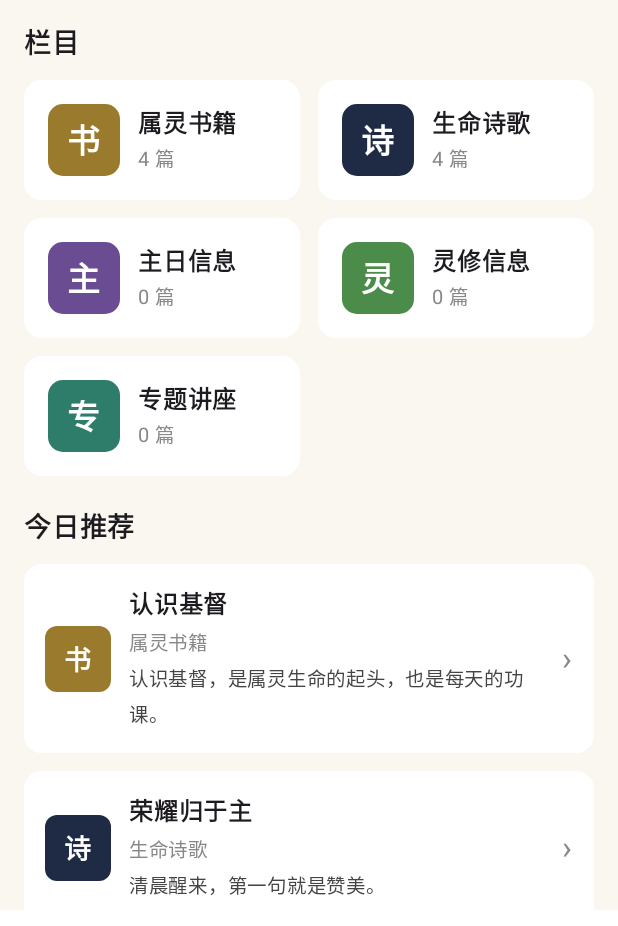
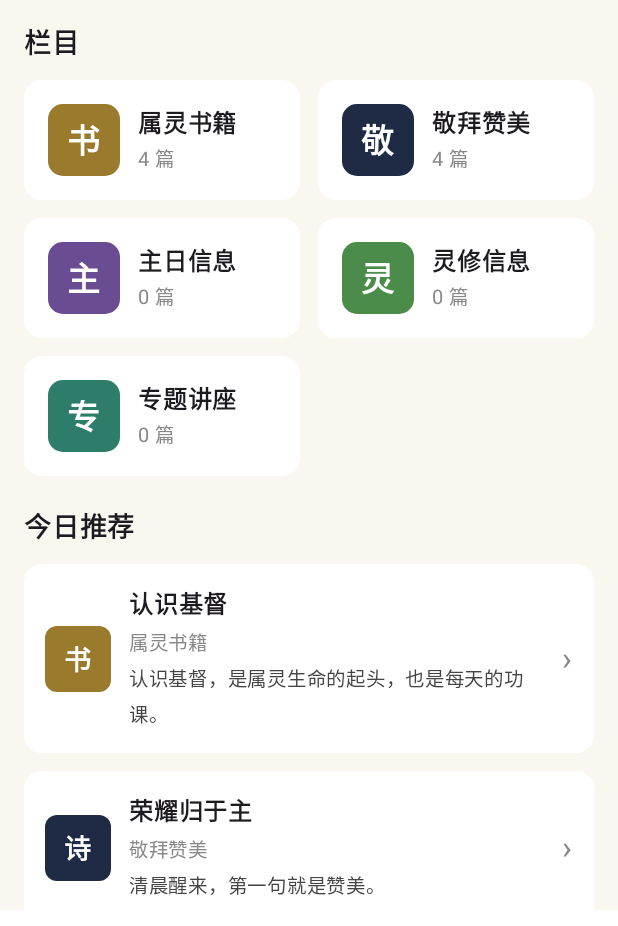
Before and after one commit to tiny-cs/chengguang-app, an Android app built with Jetpack Compose: the screen it shows after launch (MainActivity), on a phone screen of 412 x 824 dp. Shown: the part 206-1132 px from the top of the screen. Run offline under Robolectric (Android 15) with nearby library versions, the phone set to English and light mode, and no system bars; libraries missing offline, so code that uses them is left out: io.sentry, io.sentry.android.

Commit message:
v1.10.2: 栏目 生命诗歌改名敬拜赞美（旧名自动兼容），合段修复同版

```diff
--- a/app/build.gradle.kts
+++ b/app/build.gradle.kts
@@ -27,8 +27,8 @@ android {
         applicationId = "com.maihe.chengguang"
         minSdk = 26
         targetSdk = 34
-        versionCode = 28
-        versionName = "1.10.1"
+        versionCode = 29
+        versionName = "1.10.2"
         // 注意：AGP 8.x 的 Kotlin DSL 里 buildConfigField 只能写在 defaultConfig /
         // buildTypes / productFlavors 里，直接写在 android {} 下会报
         // "Unresolved reference: buildConfigField"（脚本编译错误）。
--- a/app/src/main/java/com/maihe/chengguang/Catalog.kt
+++ b/app/src/main/java/com/maihe/chengguang/Catalog.kt
@@ -31,7 +31,14 @@ data class CatalogItem(
     val createdAt: String = ""
 )
 
-val CATEGORIES = listOf("属灵书籍", "生命诗歌", "主日信息", "灵修信息", "专题讲座")
+val CATEGORIES = listOf("属灵书籍", "敬拜赞美", "主日信息", "灵修信息", "专题讲座")
+
+/**
+ * 旧栏目名兼容：服务器目录里已存的诗还是“生命诗歌”，读进来就改成“敬拜赞美”，
+ * 不用改服务器数据；新上传的已经是新名字，不受影响。
+ */
+private fun List<CatalogItem>.normalizedCategories(): List<CatalogItem> =
+    map { if (it.category == "生命诗歌") it.copy(category = "敬拜赞美") else it }
 
 /**
  * 管理后台的目录地址（自定义域名，国内可访问）：
@@ -62,7 +69,7 @@ private val catalogJson = Json { ignoreUnknownKeys = true }
 fun loadCatalog(context: Context): List<CatalogItem> {
     return try {
         val text = context.assets.open("catalog.json").bufferedReader().use { it.readText() }
-        catalogJson.decodeFromString<List<CatalogItem>>(text)
+        catalogJson.decodeFromString<List<CatalogItem>>(text).normalizedCategories()
     } catch (_: Exception) {
         emptyList()
     }
@@ -87,7 +94,7 @@ fun saveRemoteCatalog(context: Context, items: List<CatalogItem>) {
 fun loadCachedCatalog(context: Context): List<CatalogItem>? {
     return try {
         val text = context.openFileInput("catalog-cache.json").bufferedReader().use { it.readText() }
-        val items = catalogJson.decodeFromString<List<CatalogItem>>(text)
+        val items = catalogJson.decodeFromString<List<CatalogItem>>(text).normalizedCategories()
         if (items.isEmpty()) null else items
     } catch (_: Exception) {
         null
@@ -112,7 +119,7 @@ fun fetchRemoteCatalog(): List<CatalogItem>? {
         if (conn.responseCode != HttpURLConnection.HTTP_OK) return null
         val text = conn.inputStream.bufferedReader().use { it.readText() }
         val items = catalogJson.decodeFromString<List<CatalogItem>>(text)
-        items.filter { it.status.isBlank() || it.status == "published" }
+        items.filter { it.status.isBlank() || it.status == "published" }.normalizedCategories()
     } catch (_: IOException) {
         // 没网、超时、连接被关：慢网络下的正常情况，静默用内置目录，不上报 Sentry
         null
--- a/app/src/main/java/com/maihe/chengguang/MainActivity.kt
+++ b/app/src/main/java/com/maihe/chengguang/MainActivity.kt
@@ -79,7 +79,7 @@ private val Teal = Color(0xFF2E7D6B)
 
 fun categoryColor(category: String): Color = when (category) {
     "属灵书籍" -> Gold
-    "生命诗歌" -> Navy
+    "敬拜赞美" -> Navy
     "主日信息" -> Purple
     "灵修信息" -> Leaf
     "专题讲座" -> Teal
@@ -382,7 +382,7 @@ fun CategoryCard(name: String, count: Int, modifier: Modifier = Modifier, onClic
                 Text(
                     text = when (name) {
                         "属灵书籍" -> "书"
-                        "生命诗歌" -> "诗"
+                        "敬拜赞美" -> "敬"
                         "主日信息" -> "主"
                         "灵修信息" -> "灵"
                         "专题讲座" -> "专"
@@ -679,7 +679,7 @@ fun MineScreen(
                 Column(modifier = Modifier.padding(16.dp)) {
                     Text("关于", fontWeight = FontWeight.Bold, fontSize = 16.sp)
                     Spacer(modifier = Modifier.height(6.dp))
-                    Text("城光是属灵内容 App：属灵书籍、生命诗歌、主日信息、灵修信息、专题讲座。内容由管理员统一上传，读者只管阅读收听。", fontSize = 14.sp)
+                    Text("城光是属灵内容 App：属灵书籍、敬拜赞美、主日信息、灵修信息、专题讲座。内容由管理员统一上传，读者只管阅读收听。", fontSize = 14.sp)
                     Spacer(modifier = Modifier.height(8.dp))
                     Text("版本：${BuildConfig.VERSION_NAME}（远程目录版）", fontSize = 13.sp, color = Color.Gray)
                 }
```
Also changed, not shown: app/src/main/assets/catalog.json (+4 -4 lines), 4 other files.
